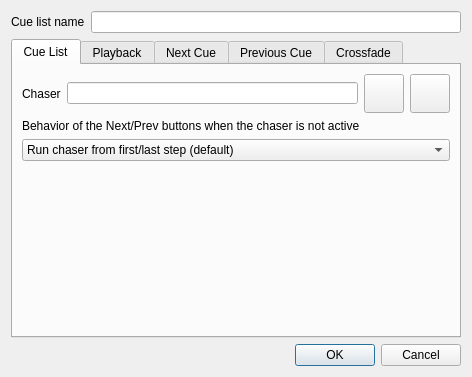
Old version of the form ui/src/virtualconsole/vccuelistproperties.ui in the repository mcallegari/qlcplus.
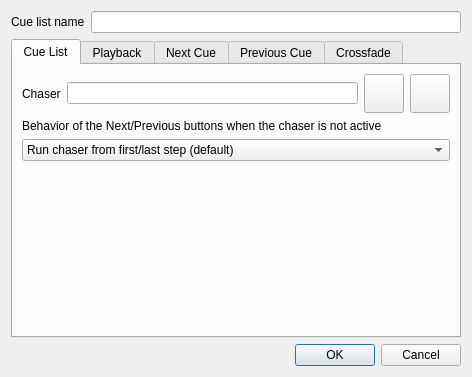
New version of the form. Icons and pictures are not drawn.

Commit message:
cuelist next/prev behavior: change UI wording
+ update changelog

Patch:
```diff
--- a/ui/src/virtualconsole/vccuelistproperties.ui
+++ b/ui/src/virtualconsole/vccuelistproperties.ui
@@ -105,7 +105,7 @@
        <item row="1" column="0" colspan="4">
         <widget class="QLabel" name="label_11">
          <property name="text">
-          <string>Behavior of the Next/Prev buttons when the chaser is not active</string>
+          <string>Behavior of the Next/Previous buttons when the chaser is not active</string>
          </property>
         </widget>
        </item>
```
Left out of the diff: 6 changed lines with no effect on the pictures. The commit also changes 1 other file.
